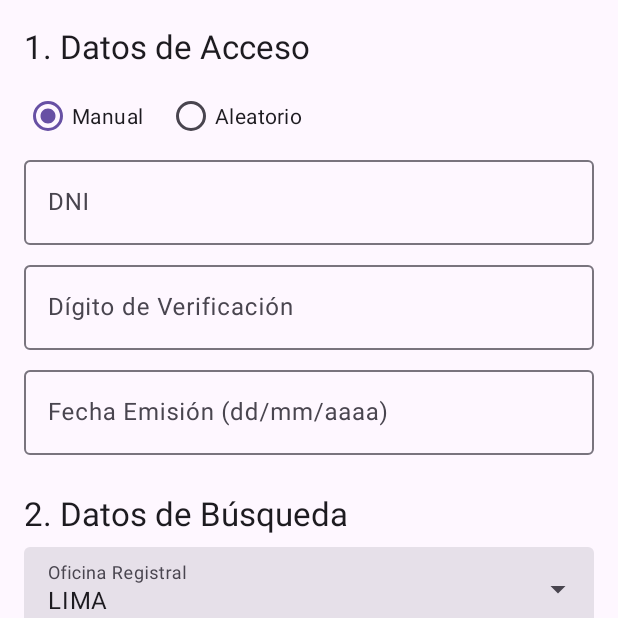
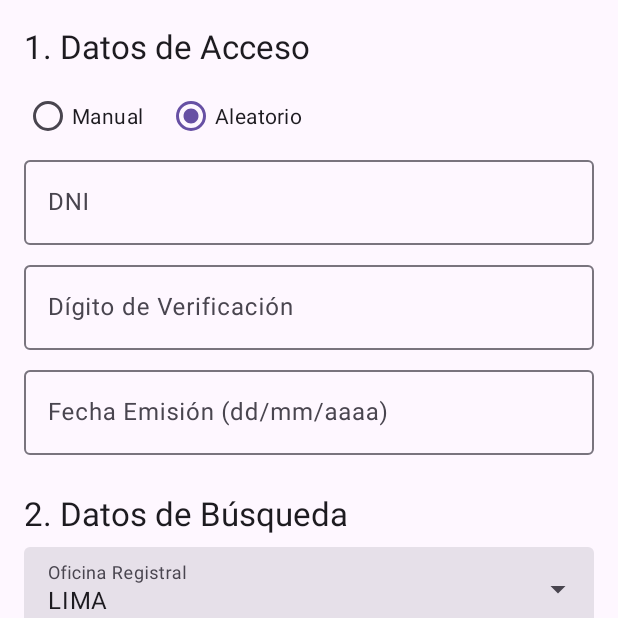
Before and after one commit to DarikPK/CLiteral, an Android app: the ExtractionConfigFragment screen opened through its navigation route, on a phone screen of 412 x 824 dp, the top half of it. Run offline under Robolectric (Android 15) with nearby library versions, the phone set to English and light mode, and no system bars.

Commit message:
feat: Establecer 'Aleatorio' como predeterminado y confirmar color de autorrelleno global
- Se modifica `fragment_extraction_config.xml` para que la opción de acceso "Aleatorio" esté seleccionada por defecto.
- Se ha verificado que `ExtractionConfigFragment` es la única pantalla con campos de texto, por lo que la solución de color de autorrelleno existente ya se aplica de forma global.

```diff
--- a/app/src/main/res/layout/fragment_extraction_config.xml
+++ b/app/src/main/res/layout/fragment_extraction_config.xml
@@ -28,14 +28,14 @@
                 android:id="@+id/radio_manual"
                 android:layout_width="wrap_content"
                 android:layout_height="wrap_content"
-                android:text="Manual"
-                android:checked="true"/>
+                android:text="Manual"/>
             <RadioButton
                 android:id="@+id/radio_random"
                 android:layout_width="wrap_content"
                 android:layout_height="wrap_content"
                 android:text="Aleatorio"
-                android:layout_marginStart="16dp"/>
+                android:layout_marginStart="16dp"
+                android:checked="true"/>
         </RadioGroup>
 
         <LinearLayout
```
